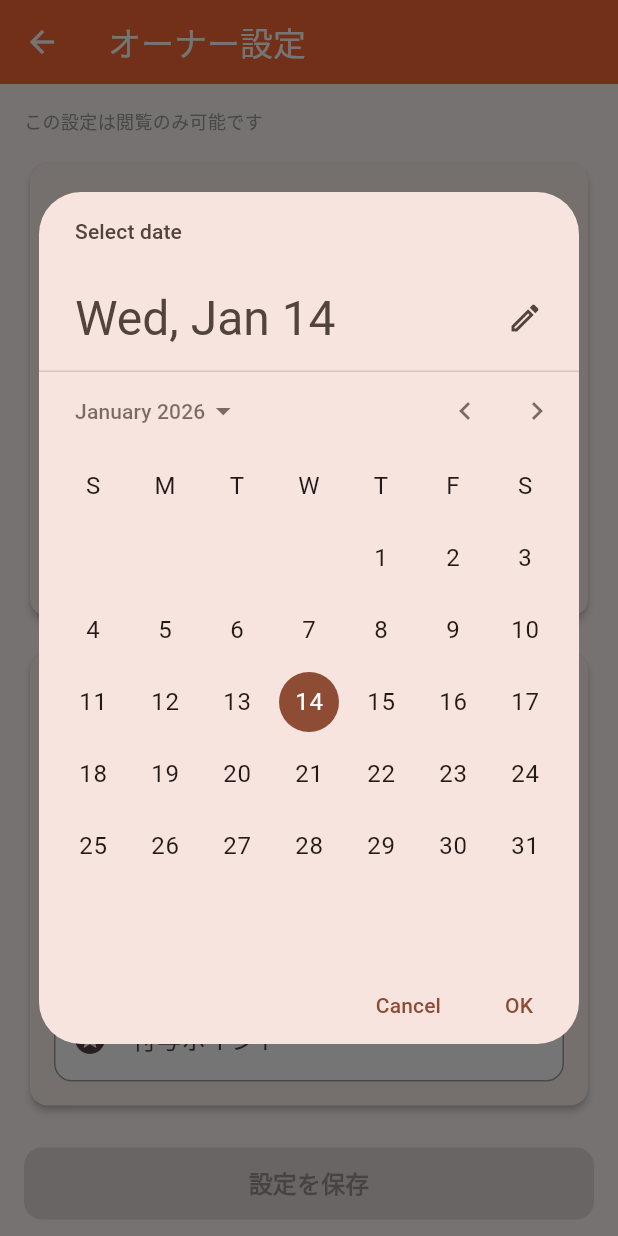
After one commit to minimalistHiro/GrouMapAppStore, a Flutter app: the OwnerSettingsView screen opened directly, after a tap on "開始日", on a phone screen of 412 x 824 dp. The commit adds this screen. Run offline on Flutter 3.47's test engine with Material 3 defaults, Android fonts, the phone set to English and light mode, and no system bars; our stand-ins replace cloud_firestore, cloud_functions, firebase_auth, firebase_core, firebase_storage, fl_chart and 6 more; missing offline and left inert: mobile_scanner; accounts and stored records are empty.

Commit message:
Add global owner settings and campaign points

```diff
--- /dev/null
+++ b/lib/models/owner_settings_model.dart
@@ -0,0 +1,74 @@
+import 'package:cloud_firestore/cloud_firestore.dart';
+
+class OwnerSettings {
+  final DateTime? friendCampaignStartDate;
+  final DateTime? friendCampaignEndDate;
+  final int? friendCampaignPoints;
+  final DateTime? storeCampaignStartDate;
+  final DateTime? storeCampaignEndDate;
+  final int? storeCampaignPoints;
+
+  const OwnerSettings({
+    this.friendCampaignStartDate,
+    this.friendCampaignEndDate,
+    this.friendCampaignPoints,
+    this.storeCampaignStartDate,
+    this.storeCampaignEndDate,
+    this.storeCampaignPoints,
+  });
+
+  factory OwnerSettings.fromMap(Map<String, dynamic> data) {
+    return OwnerSettings(
+      friendCampaignStartDate: _parseDate(data['friendCampaignStartDate']),
+      friendCampaignEndDate: _parseDate(data['friendCampaignEndDate']),
+      friendCampaignPoints: _parseInt(data['friendCampaignPoints']),
+      storeCampaignStartDate: _parseDate(data['storeCampaignStartDate']),
+      storeCampaignEndDate: _parseDate(data['storeCampaignEndDate']),
+      storeCampaignPoints: _parseInt(data['storeCampaignPoints']),
+    );
+  }
+
+  Map<String, dynamic> toMap() {
+    return {
+      'friendCampaignStartDate': _toTimestamp(friendCampaignStartDate),
+      'friendCampaignEndDate': _toTimestamp(friendCampaignEndDate),
+      'friendCampaignPoints': friendCampaignPoints,
+      'storeCampaignStartDate': _toTimestamp(storeCampaignStartDate),
+      'storeCampaignEndDate': _toTimestamp(storeCampaignEndDate),
+      'storeCampaignPoints': storeCampaignPoints,
+    };
+  }
+
+  static DateTime? _parseDate(dynamic value) {
+    if (value is Timestamp) {
+      return value.toDate();
+    }
+    if (value is DateTime) {
+      return value;
+    }
+    if (value is String) {
+      return DateTime.tryParse(value);
+    }
+    return null;
+  }
+
+  static Timestamp? _toTimestamp(DateTime? value) {
+    if (value == null) {
+      return null;
+    }
+    return Timestamp.fromDate(value);
+  }
+
+  static int? _parseInt(dynamic value) {
+    if (value is int) {
+      return value;
+    }
+    if (value is num) {
+      return value.toInt();
+    }
+    if (value is String) {
+      return int.tryParse(value);
+    }
+    return null;
+  }
+}
--- /dev/null
+++ b/lib/providers/owner_settings_provider.dart
@@ -0,0 +1,76 @@
+import 'package:cloud_firestore/cloud_firestore.dart';
+import 'package:flutter/foundation.dart';
+import 'package:flutter_riverpod/flutter_riverpod.dart';
+import '../models/owner_settings_model.dart';
+
+final ownerSettingsServiceProvider = Provider<OwnerSettingsService>((ref) {
+  return OwnerSettingsService();
+});
+
+final ownerSettingsProvider = StreamProvider<OwnerSettings?>((ref) {
+  final service = ref.watch(ownerSettingsServiceProvider);
+  return service.watchOwnerSettings();
+});
+
+class OwnerSettingsService {
+  final FirebaseFirestore _firestore = FirebaseFirestore.instance;
+
+  Stream<OwnerSettings?> watchOwnerSettings() {
+    try {
+      return _firestore.collection('owner_settings').doc('current').snapshots().map((snapshot) {
+        if (!snapshot.exists) {
+          return null;
+        }
+        final data = snapshot.data();
+        if (data == null) {
+          return null;
+        }
+        try {
+          return OwnerSettings.fromMap(data);
+        } catch (e) {
+          debugPrint('Error parsing owner settings: $e');
+          return null;
+        }
+      });
+    } catch (e) {
+      debugPrint('Error watching owner settings: $e');
+      return Stream.value(null);
+    }
+  }
+
+  Future<void> saveOwnerSettings({
+    required OwnerSettings settings,
+  }) async {
+    final docRef = _firestore.collection('owner_settings').doc('current');
+    final data = settings.toMap();
+
+    try {
+      final snapshot = await docRef.get();
+      if (snapshot.exists) {
+        await docRef.update({
+          ...data,
+          'updatedAt': FieldValue.serverTimestamp(),
+        });
+      } else {
+        await docRef.set({
+          ...data,
+          'createdAt': FieldValue.serverTimestamp(),
+          'updatedAt': FieldValue.serverTimestamp(),
+        });
+      }
+    } catch (e) {
+      debugPrint('Error saving owner settings: $e');
+      rethrow;
+    }
+  }
+
+  Future<void> deleteOwnerSettings() async {
+    final docRef = _firestore.collection('owner_settings').doc('current');
+    try {
+      await docRef.delete();
+    } catch (e) {
+      debugPrint('Error deleting owner settings: $e');
+      rethrow;
+    }
+  }
+}
--- /dev/null
+++ b/lib/views/settings/owner_settings_view.dart
@@ -0,0 +1,465 @@
+import 'package:flutter/material.dart';
+import 'package:flutter_riverpod/flutter_riverpod.dart';
+import '../../providers/owner_settings_provider.dart';
+import '../../models/owner_settings_model.dart';
+import '../../widgets/custom_button.dart';
+import '../../widgets/custom_text_field.dart';
+import '../../providers/auth_provider.dart';
+
+class OwnerSettingsView extends ConsumerStatefulWidget {
+  const OwnerSettingsView({Key? key}) : super(key: key);
+
+  @override
+  ConsumerState<OwnerSettingsView> createState() => _OwnerSettingsViewState();
+}
+
+class _OwnerSettingsViewState extends ConsumerState<OwnerSettingsView> {
+  final _friendCampaignPointsController = TextEditingController();
+  final _storeCampaignPointsController = TextEditingController();
+  DateTime? _friendCampaignStartDate;
+  DateTime? _friendCampaignEndDate;
+  DateTime? _storeCampaignStartDate;
+  DateTime? _storeCampaignEndDate;
+  bool _isSaving = false;
+  bool _isDeleting = false;
+  bool _hasInitialized = false;
+  bool _hasLocalEdits = false;
+
+  @override
+  void dispose() {
+    _friendCampaignPointsController.dispose();
+    _storeCampaignPointsController.dispose();
+    super.dispose();
+  }
+
+  @override
+  Widget build(BuildContext context) {
+    final isOwnerAsync = ref.watch(userIsOwnerProvider);
+
+    return Scaffold(
+      appBar: AppBar(
+        title: const Text('オーナー設定'),
+        backgroundColor: const Color(0xFFFF6B35),
+        foregroundColor: Colors.white,
+      ),
+      body: ref.watch(ownerSettingsProvider).when(
+        data: (settings) {
+          _maybeInitialize(settings);
+          final isOwner = isOwnerAsync.maybeWhen(
+            data: (value) => value,
+            orElse: () => false,
+          );
+          final hasSettings = settings != null;
+
+          return SingleChildScrollView(
+            padding: const EdgeInsets.all(16.0),
+            child: Column(
+              crossAxisAlignment: CrossAxisAlignment.stretch,
+              children: [
+                if (!isOwner)
+                  const Padding(
+                    padding: EdgeInsets.only(bottom: 16),
+                    child: Text(
+                      'この設定は閲覧のみ可能です',
+                      style: TextStyle(
+                        color: Colors.grey,
+                        fontSize: 12,
+                      ),
+                    ),
+                  ),
+                _buildSectionCard(
+                  title: '友達紹介キャンペーン',
+                  subtitle: '開始日と終了日を設定してください',
+                  icon: Icons.group,
+                  children: [
+                    _buildDatePickerRow(
+                      label: '開始日',
+                      value: _friendCampaignStartDate,
+                      onTap: () => _pickDate(
+                        context: context,
+                        initialDate: _friendCampaignStartDate,
+                        onSelected: (date) {
+                          setState(() {
+                            _friendCampaignStartDate = date;
+                            _hasLocalEdits = true;
+                          });
+                        },
+                      ),
+                    ),
+                    _buildDatePickerRow(
+                      label: '終了日',
+                      value: _friendCampaignEndDate,
+                      onTap: () => _pickDate(
+                        context: context,
+                        initialDate: _friendCampaignEndDate,
+                        onSelected: (date) {
+                          setState(() {
+                            _friendCampaignEndDate = date;
+                            _hasLocalEdits = true;
+                          });
+                        },
+                      ),
+                    ),
+                    const SizedBox(height: 8),
+                    CustomTextField(
+                      controller: _friendCampaignPointsController,
+                      labelText: '付与ポイント',
+                      hintText: '例: 100',
+                      keyboardType: TextInputType.number,
+                      prefixIcon: const Icon(Icons.stars),
+                      suffixIcon: const Padding(
+                        padding: EdgeInsets.only(right: 12),
+                        child: Text('pt'),
+                      ),
+                      onChanged: (_) {
+                        _hasLocalEdits = true;
+                      },
+                    ),
+                  ],
+                ),
+                const SizedBox(height: 16),
+                _buildSectionCard(
+                  title: '店舗紹介キャンペーン',
+                  subtitle: '開始日と終了日を設定してください',
+                  icon: Icons.store,
+                  children: [
+                    _buildDatePickerRow(
+                      label: '開始日',
+                      value: _storeCampaignStartDate,
+                      onTap: () => _pickDate(
+                        context: context,
+                        initialDate: _storeCampaignStartDate,
+                        onSelected: (date) {
+                          setState(() {
+                            _storeCampaignStartDate = date;
+                            _hasLocalEdits = true;
+                          });
+                        },
+                      ),
+                    ),
+                    _buildDatePickerRow(
+                      label: '終了日',
+                      value: _storeCampaignEndDate,
+                      onTap: () => _pickDate(
+                        context: context,
+                        initialDate: _storeCampaignEndDate,
+                        onSelected: (date) {
+                          setState(() {
+                            _storeCampaignEndDate = date;
+                            _hasLocalEdits = true;
+                          });
+                        },
+                      ),
+                    ),
+                    const SizedBox(height: 8),
+                    CustomTextField(
+                      controller: _storeCampaignPointsController,
+                      labelText: '付与ポイント',
+                      hintText: '例: 50',
+                      keyboardType: TextInputType.number,
+                      prefixIcon: const Icon(Icons.stars),
+                      suffixIcon: const Padding(
+                        padding: EdgeInsets.only(right: 12),
+                        child: Text('pt'),
+                      ),
+                      onChanged: (_) {
+                        _hasLocalEdits = true;
+                      },
+                    ),
+                  ],
+                ),
+                const SizedBox(height: 24),
+                CustomButton(
+                  text: '設定を保存',
+                  onPressed: (!isOwner || _isSaving || _isDeleting)
+                      ? null
+                      : () => _saveSettings(context),
+                  backgroundColor: const Color(0xFFFF6B35),
+                  isLoading: _isSaving,
+                ),
+                if (isOwner) ...[
+                  const SizedBox(height: 12),
+                  CustomButton(
+                    text: '設定を削除',
+                    onPressed: (!hasSettings || _isSaving || _isDeleting)
+                        ? null
+                        : () => _confirmDelete(context),
+                    backgroundColor: Colors.red,
+                    isLoading: _isDeleting,
+                  ),
+                ],
+              ],
+            ),
+          );
+        },
+        loading: () => const Center(child: CircularProgressIndicator()),
+        error: (error, stackTrace) => Center(
+          child: Text('読み込みに失敗しました: $error'),
+        ),
+      ),
+    );
+  }
+
+  void _maybeInitialize(OwnerSettings? settings) {
+    if (settings == null) {
+      if (_hasLocalEdits) {
+        return;
+      }
+      WidgetsBinding.instance.addPostFrameCallback((_) {
+        if (!mounted) {
+          return;
+        }
+        setState(() {
+          _friendCampaignStartDate = null;
+          _friendCampaignEndDate = null;
+          _storeCampaignStartDate = null;
+          _storeCampaignEndDate = null;
+          _friendCampaignPointsController.text = '';
+          _storeCampaignPointsController.text = '';
+          _hasInitialized = true;
+        });
+      });
+      return;
+    }
+    if (_hasInitialized && _hasLocalEdits) {
+      return;
+    }
+    WidgetsBinding.instance.addPostFrameCallback((_) {
+      if (!mounted || (_hasInitialized && _hasLocalEdits)) {
+        return;
+      }
+      setState(() {
+        _friendCampaignStartDate = settings.friendCampaignStartDate;
+        _friendCampaignEndDate = settings.friendCampaignEndDate;
+        _storeCampaignStartDate = settings.storeCampaignStartDate;
+        _storeCampaignEndDate = settings.storeCampaignEndDate;
+        _friendCampaignPointsController.text =
+            settings.friendCampaignPoints?.toString() ?? '';
+        _storeCampaignPointsController.text =
+            settings.storeCampaignPoints?.toString() ?? '';
+        _hasInitialized = true;
+      });
+    });
+  }
+
+  Future<void> _pickDate({
+    required BuildContext context,
+    required DateTime? initialDate,
+    required ValueChanged<DateTime> onSelected,
+  }) async {
+    final now = DateTime.now();
+    final selectedDate = await showDatePicker(
+      context: context,
+      initialDate: initialDate ?? DateTime(now.year, now.month, now.day),
+      firstDate: DateTime(2020),
+      lastDate: DateTime(2100),
+    );
+
+    if (selectedDate != null) {
+      onSelected(selectedDate);
+    }
+  }
+
+  Future<void> _saveSettings(BuildContext context) async {
+    if (_hasInvalidDateRange(_friendCampaignStartDate, _friendCampaignEndDate)) {
+      _showSnackBar(context, '友達紹介キャンペーンの終了日は開始日以降にしてください');
+      return;
+    }
+    if (_hasInvalidDateRange(_storeCampaignStartDate, _storeCampaignEndDate)) {
+      _showSnackBar(context, '店舗紹介キャンペーンの終了日は開始日以降にしてください');
+      return;
+    }
+
+    final friendPointsText = _friendCampaignPointsController.text.trim();
+    final storePointsText = _storeCampaignPointsController.text.trim();
+    final friendPoints = _parsePoints(friendPointsText, context, '友達紹介');
+    if (friendPointsText.isNotEmpty && friendPoints == null) {
+      return;
+    }
+    final storePoints = _parsePoints(storePointsText, context, '店舗紹介');
+    if (storePointsText.isNotEmpty && storePoints == null) {
+      return;
+    }
+
+    setState(() {
+      _isSaving = true;
+    });
+
+    try {
+      final settings = OwnerSettings(
+        friendCampaignStartDate: _friendCampaignStartDate,
+        friendCampaignEndDate: _friendCampaignEndDate,
+        friendCampaignPoints: friendPoints,
+        storeCampaignStartDate: _storeCampaignStartDate,
+        storeCampaignEndDate: _storeCampaignEndDate,
+        storeCampaignPoints: storePoints,
+      );
+
+      final service = ref.read(ownerSettingsServiceProvider);
+      await service.saveOwnerSettings(settings: settings);
+
+      if (mounted) {
+        _showSnackBar(context, 'オーナー設定を保存しました', isSuccess: true);
+        Navigator.of(context).pop();
+      }
+    } catch (e) {
+      if (mounted) {
+        _showSnackBar(context, '保存に失敗しました: $e');
+      }
+    } finally {
+      if (mounted) {
+        setState(() {
+          _isSaving = false;
+        });
+      }
+    }
+  }
+
+  Future<void> _confirmDelete(BuildContext context) async {
+    final shouldDelete = await showDialog<bool>(
+      context: context,
+      builder: (dialogContext) => AlertDialog(
+        title: const Text('設定を削除しますか？'),
+        content: const Text('キャンペーン期間の設定が全て削除されます。'),
+        actions: [
+          TextButton(
+            onPressed: () => Navigator.of(dialogContext).pop(false),
+            child: const Text('キャンセル'),
+          ),
+          TextButton(
+            onPressed: () => Navigator.of(dialogContext).pop(true),
+            child: const Text('削除'),
+          ),
+        ],
+      ),
+    );
+
+    if (shouldDelete == true) {
+      await _deleteSettings(context);
+    }
+  }
+
+  Future<void> _deleteSettings(BuildContext context) async {
+    setState(() {
+      _isDeleting = true;
+    });
+
+    try {
+      final service = ref.read(ownerSettingsServiceProvider);
+      await service.deleteOwnerSettings();
+
+      if (mounted) {
+        _showSnackBar(context, 'オーナー設定を削除しました', isSuccess: true);
+        Navigator.of(context).pop();
+      }
+    } catch (e) {
+      if (mounted) {
+        _showSnackBar(context, '削除に失敗しました: $e');
+      }
+    } finally {
+      if (mounted) {
+        setState(() {
+          _isDeleting = false;
+        });
+      }
+    }
+  }
+
+  bool _hasInvalidDateRange(DateTime? start, DateTime? end) {
+    if (start == null || end == null) {
+      return false;
+    }
+    return end.isBefore(start);
+  }
+
+  int? _parsePoints(String value, BuildContext context, String label) {
+    if (value.isEmpty) {
+      return null;
+    }
+    final parsed = int.tryParse(value);
+    if (parsed == null || parsed < 0) {
+      _showSnackBar(context, '$labelの付与ポイントは0以上の数字で入力してください');
+      return null;
+    }
+    return parsed;
+  }
+
+  void _showSnackBar(BuildContext context, String message, {bool isSuccess = false}) {
+    ScaffoldMessenger.of(context).showSnackBar(
+      SnackBar(
+        content: Text(message),
+        backgroundColor: isSuccess ? Colors.green : Colors.red,
+      ),
+    );
+  }
+
+  Widget _buildSectionCard({
+    required String title,
+    required String subtitle,
+    required IconData icon,
+    required List<Widget> children,
+  }) {
+    return Card(
+      elevation: 2,
+      child: Padding(
+        padding: const EdgeInsets.all(16.0),
+        child: Column(
+          crossAxisAlignment: CrossAxisAlignment.start,
+          children: [
+            Row(
+              children: [
+                Icon(icon, color: const Color(0xFFFF6B35)),
+                const SizedBox(width: 8),
+                Expanded(
+                  child: Text(
+                    title,
+                    style: const TextStyle(
+                      fontSize: 16,
+                      fontWeight: FontWeight.bold,
+                    ),
+                  ),
+                ),
+              ],
+            ),
+            const SizedBox(height: 6),
+            Text(
+              subtitle,
+              style: TextStyle(
+                color: Colors.grey[600],
+                fontSize: 13,
+              ),
+            ),
+            const SizedBox(height: 12),
+            ...children,
+          ],
+        ),
+      ),
+    );
+  }
+
+  Widget _buildDatePickerRow({
+    required String label,
+    required DateTime? value,
+    required VoidCallback onTap,
+  }) {
+    return ListTile(
+      contentPadding: EdgeInsets.zero,
+      title: Text(label),
+      subtitle: Text(
+        value == null ? '未設定' : _formatDate(value),
+        style: TextStyle(
+          color: value == null ? Colors.grey[500] : Colors.black87,
+        ),
+      ),
+      trailing: const Icon(Icons.calendar_today, color: Color(0xFFFF6B35)),
+      onTap: onTap,
+    );
+  }
+
+  String _formatDate(DateTime date) {
+    final year = date.year.toString();
+    final month = date.month.toString().padLeft(2, '0');
+    final day = date.day.toString().padLeft(2, '0');
+    return '$year/$month/$day';
+  }
+}
```
Also changed, not shown: lib/views/settings/settings_view.dart (+32 -0 lines), 1 other file.
